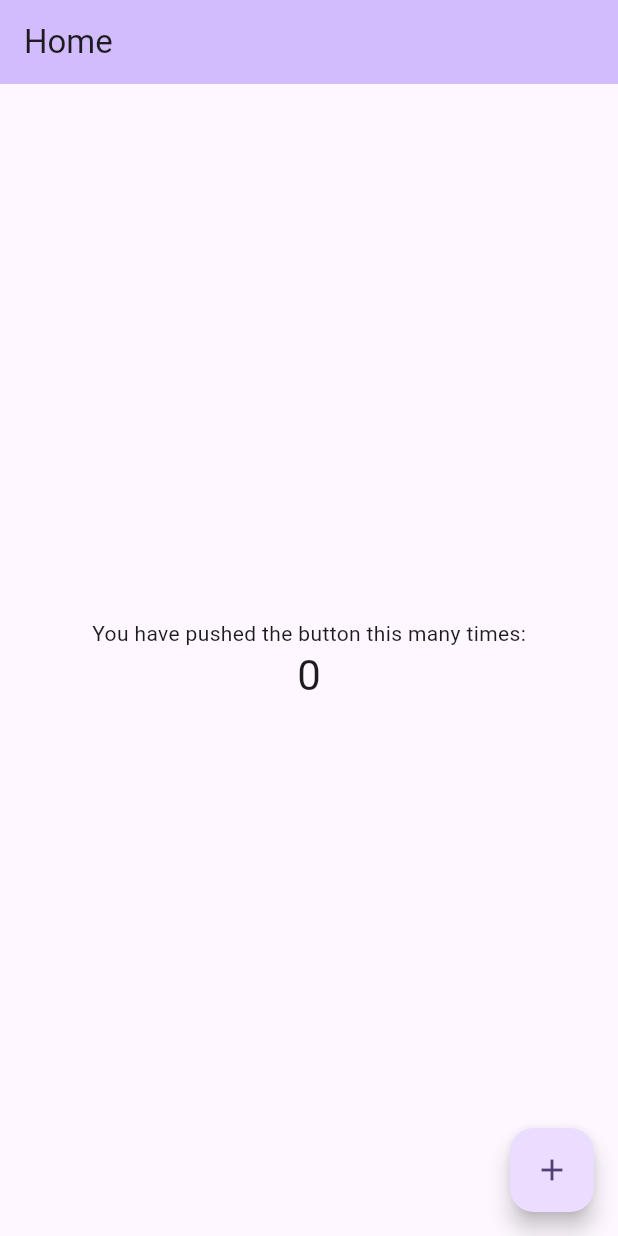
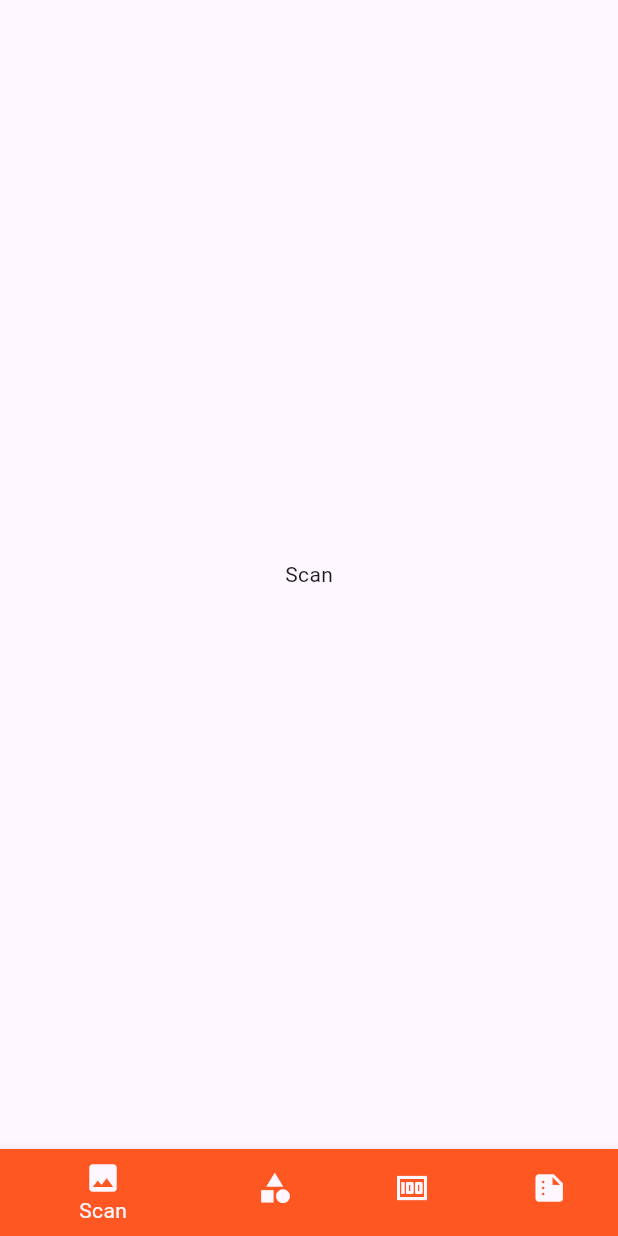
Before and after one commit to szysz3/expense_flow, a Flutter app: the screen it shows after launch, on a phone screen of 412 x 824 dp. Run offline on Flutter 3.47's test engine with Material 3 defaults, Android fonts, the phone set to English and light mode, and no system bars; our stand-ins replace flutter_bloc.

Commit message:
Add base bottom bar setup

```diff
--- a/expense_flow_mobile/lib/main.dart
+++ b/expense_flow_mobile/lib/main.dart
@@ -1,4 +1,5 @@
 import 'package:flutter/material.dart';
+import 'package:presentation/screen/main/main_screen.dart';
 
 void main() async {
   WidgetsFlutterBinding.ensureInitialized();
@@ -12,59 +13,7 @@ class ExpenseFlowApp extends StatelessWidget {
   Widget build(BuildContext context) {
     return MaterialApp(
       title: 'Expense Flow',
-      theme: ThemeData(
-        colorScheme: ColorScheme.fromSeed(seedColor: Colors.deepPurple),
-        useMaterial3: true,
-      ),
-      home: const HomePage(title: "Home"),
+      home: MainScreen(),
     );
   }
 }
-
-class HomePage extends StatefulWidget {
-  const HomePage({super.key, required this.title});
-
-  final String title;
-
-  @override
-  State<HomePage> createState() => _HomePageState();
-}
-
-class _HomePageState extends State<HomePage> {
-  int _counter = 0;
-
-  void _incrementCounter() {
-    setState(() {
-      _counter++;
-    });
-  }
-
-  @override
-  Widget build(BuildContext context) {
-    return Scaffold(
-      appBar: AppBar(
-        backgroundColor: Theme.of(context).colorScheme.inversePrimary,
-        title: Text(widget.title),
-      ),
-      body: Center(
-        child: Column(
-          mainAxisAlignment: MainAxisAlignment.center,
-          children: <Widget>[
-            const Text(
-              'You have pushed the button this many times:',
-            ),
-            Text(
-              '$_counter',
-              style: Theme.of(context).textTheme.headlineMedium,
-            ),
-          ],
-        ),
-      ),
-      floatingActionButton: FloatingActionButton(
-        onPressed: _incrementCounter,
-        tooltip: 'Increment',
-        child: const Icon(Icons.add),
-      ),
-    );
-  }
-}
--- /dev/null
+++ b/expense_flow_mobile/packages/presentation/lib/navigation/bloc/navigation_bloc.dart
@@ -0,0 +1,14 @@
+import 'package:flutter_bloc/flutter_bloc.dart';
+import 'package:presentation/navigation/bloc/navigation_event.dart';
+import 'package:presentation/navigation/bloc/navigation_state.dart';
+
+class NavigationBloc extends Bloc<NavigationEvent, NavigationState> {
+  NavigationBloc() : super(const NavigationState()) {
+    on<NavigateToIndex>(_onNavigateToIndex);
+  }
+
+  void _onNavigateToIndex(
+      NavigateToIndex event, Emitter<NavigationState> emit) {
+    emit(state.copyWith(currentIndex: event.index));
+  }
+}
--- /dev/null
+++ b/expense_flow_mobile/packages/presentation/lib/navigation/bloc/navigation_event.dart
@@ -0,0 +1,8 @@
+abstract class NavigationEvent {
+  const NavigationEvent();
+}
+
+class NavigateToIndex extends NavigationEvent {
+  final int index;
+  const NavigateToIndex(this.index);
+}
--- /dev/null
+++ b/expense_flow_mobile/packages/presentation/lib/navigation/bloc/navigation_state.dart
@@ -0,0 +1,11 @@
+class NavigationState {
+  final int currentIndex;
+
+  const NavigationState({this.currentIndex = 0});
+
+  NavigationState copyWith({int? currentIndex}) {
+    return NavigationState(
+      currentIndex: currentIndex ?? this.currentIndex,
+    );
+  }
+}
--- /dev/null
+++ b/expense_flow_mobile/packages/presentation/lib/navigation/widget/bottom_navigation.dart
@@ -0,0 +1,45 @@
+import 'package:flutter/material.dart';
+import 'package:flutter_bloc/flutter_bloc.dart';
+import 'package:presentation/navigation/bloc/navigation_bloc.dart';
+import 'package:presentation/navigation/bloc/navigation_event.dart';
+import 'package:presentation/navigation/bloc/navigation_state.dart';
+
+class BottomNavigation extends StatelessWidget {
+  const BottomNavigation({super.key});
+
+  @override
+  Widget build(BuildContext context) {
+    return BlocBuilder<NavigationBloc, NavigationState>(
+      builder: (context, state) {
+        return BottomNavigationBar(
+          currentIndex: state.currentIndex,
+          onTap: (index) {
+            context.read<NavigationBloc>().add(NavigateToIndex(index));
+          },
+          items: const [
+            BottomNavigationBarItem(
+              icon: Icon(Icons.photo),
+              backgroundColor: Colors.deepOrange,
+              label: 'Scan',
+            ),
+            BottomNavigationBarItem(
+              icon: Icon(Icons.category),
+              backgroundColor: Colors.blueGrey,
+              label: 'Categories',
+            ),
+            BottomNavigationBarItem(
+              icon: Icon(Icons.money),
+              backgroundColor: Colors.amber,
+              label: 'Orders',
+            ),
+            BottomNavigationBarItem(
+              icon: Icon(Icons.summarize),
+              backgroundColor: Colors.indigo,
+              label: 'Summary',
+            ),
+          ],
+        );
+      },
+    );
+  }
+}
--- a/expense_flow_mobile/packages/presentation/lib/presentation.dart
+++ b/expense_flow_mobile/packages/presentation/lib/presentation.dart
@@ -1,5 +1 @@
-/// A Calculator.
-class Calculator {
-  /// Returns [value] plus 1.
-  int addOne(int value) => value + 1;
-}
+library;
--- /dev/null
+++ b/expense_flow_mobile/packages/presentation/lib/screen/main/main_screen.dart
@@ -0,0 +1,32 @@
+import 'package:flutter/material.dart';
+import 'package:flutter_bloc/flutter_bloc.dart';
+import 'package:presentation/navigation/bloc/navigation_bloc.dart';
+import 'package:presentation/navigation/bloc/navigation_state.dart';
+import 'package:presentation/navigation/widget/bottom_navigation.dart';
+
+class MainScreen extends StatelessWidget {
+  const MainScreen({super.key});
+
+  @override
+  Widget build(BuildContext context) {
+    return BlocProvider(
+      create: (_) => NavigationBloc(),
+      child: Scaffold(
+        body: BlocBuilder<NavigationBloc, NavigationState>(
+          builder: (context, state) {
+            return IndexedStack(
+              index: state.currentIndex,
+              children: const [
+                Center(child: Text('Scan')),
+                Center(child: Text('Categories')),
+                Center(child: Text('Orders')),
+                Center(child: Text('Summary')),
+              ],
+            );
+          },
+        ),
+        bottomNavigationBar: const BottomNavigation(),
+      ),
+    );
+  }
+}
--- a/expense_flow_mobile/packages/presentation/pubspec.yaml
+++ b/expense_flow_mobile/packages/presentation/pubspec.yaml
@@ -15,6 +15,8 @@ dependencies:
     path: ../domain
   data:
     path: ../data
+  flutter_bloc: ^9.0.0
+  bloc: ^9.0.0
 
 dev_dependencies:
   flutter_test:
```
Also changed, not shown: expense_flow_mobile/pubspec.lock.
